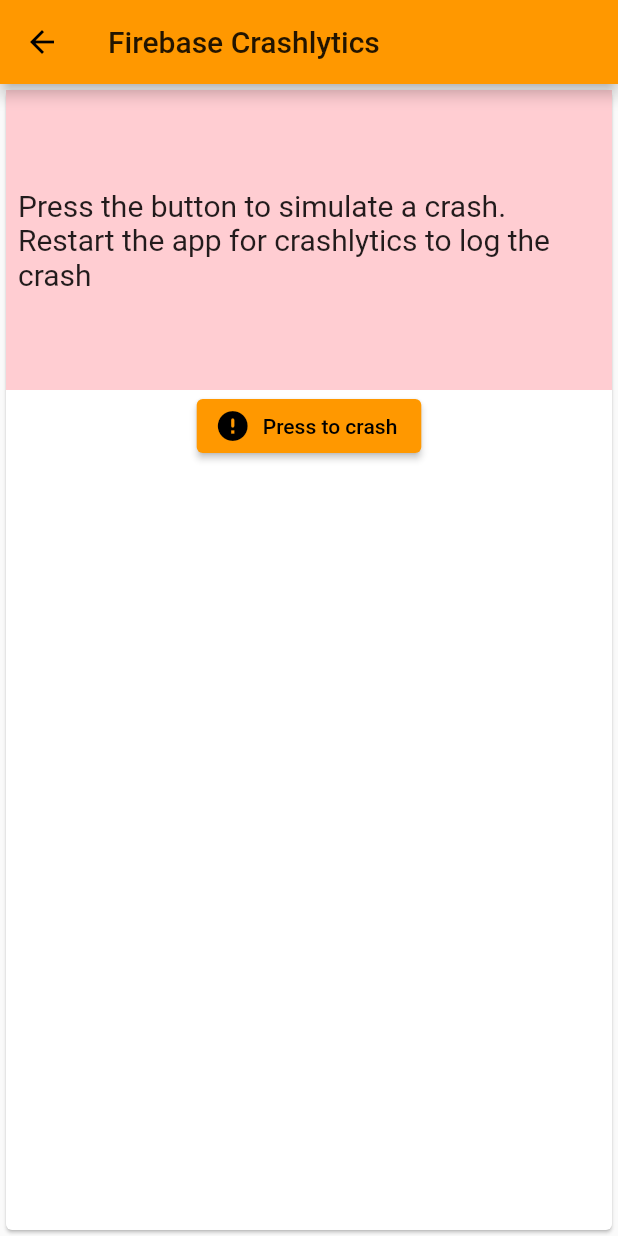
After one commit to mysticeti/flutter_sandbox, a Flutter app: the FirebaseCrashlyticsPage screen opened by its route, after a tap on "Press to crash", on a phone screen of 412 x 824 dp. The commit adds this screen. Run offline on Flutter 3.47's test engine with Material 2 defaults, Android fonts, the phone set to English and light mode, and no system bars; our stand-ins replace firebase_auth, firebase_core, firebase_crashlytics, modal_progress_hud; missing offline and left inert: mapbox_gl; accounts and stored records are empty.

Commit message:
Add firebase crashlytics (#36)
* Added firebase crashlytics

* Added conditions to handle web app version for crashlytics

* added location permissions

* added user id during crash logs

* added empty string for logged out user

```diff
--- a/lib/ListOfScreens.dart
+++ b/lib/ListOfScreens.dart
@@ -1,6 +1,7 @@
 import 'package:firebase_auth/firebase_auth.dart';
 import 'package:flutter/material.dart';
 import 'package:flutter_sandbox/firebase_auth/firebase_auth_page.dart';
+import 'package:flutter_sandbox/firebase_crashlytics/firebase_crashlytics_page.dart';
 import 'package:flutter_sandbox/mapbox/mapbox_page.dart';
 import 'package:provider/provider.dart';
 
@@ -10,11 +11,13 @@
 const List<String> screenNames = [
   "Mapbox Map",
   "Firebase Auth",
+  "Firebase Crashlytics",
 ];
 
 const Map<String, String> screenRoutes = {
   "Mapbox Map": MapboxMapPage.id,
   "Firebase Auth": FirebaseAuthPage.id,
+  "Firebase Crashlytics": FirebaseCrashlyticsPage.id,
 };
 
 class ListOfScreen extends StatelessWidget {
--- /dev/null
+++ b/lib/firebase_crashlytics/firebase_crashlytics_page.dart
@@ -0,0 +1,66 @@
+import 'package:firebase_auth/firebase_auth.dart';
+import 'package:firebase_crashlytics/firebase_crashlytics.dart';
+import 'package:flutter/foundation.dart';
+import 'package:flutter/material.dart';
+
+class FirebaseCrashlyticsPage extends StatelessWidget {
+  static const id = 'firebase_crashlytics_page';
+
+  @override
+  Widget build(BuildContext context) {
+    FirebaseCrashlytics fci = FirebaseCrashlytics.instance;
+    String message =
+        'Press the button to simulate a crash. Restart the app for crashlytics to log the crash';
+
+    Function onPressCrash = () async {
+      FirebaseAuth _auth = FirebaseAuth.instance;
+      await fci.setCrashlyticsCollectionEnabled(true);
+      if (fci.isCrashlyticsCollectionEnabled) {
+        if (_auth.currentUser != null) {
+          FirebaseCrashlytics.instance.setUserIdentifier(_auth.currentUser.uid);
+        } else {
+          FirebaseCrashlytics.instance.setUserIdentifier("");
+        }
+        FirebaseCrashlytics.instance.crash();
+      }
+    };
+
+    if (kIsWeb) {
+      message = 'Firebase Crashlytics does not support web apps.';
+      onPressCrash = null;
+    }
+
+    return Scaffold(
+      appBar: AppBar(
+        title: Text("Firebase Crashlytics"),
+      ),
+      body: Card(
+        child: Container(
+          child: Column(
+            children: [
+              Container(
+                color: Colors.red.shade100,
+                height: 200,
+                alignment: Alignment.center,
+                child: Padding(
+                  padding: const EdgeInsets.all(8.0),
+                  child: Text(
+                    message,
+                    style: TextStyle(
+                      fontSize: 20.0,
+                    ),
+                  ),
+                ),
+              ),
+              ElevatedButton.icon(
+                onPressed: onPressCrash,
+                icon: Icon(Icons.error_rounded),
+                label: Text('Press to crash'),
+              ),
+            ],
+          ),
+        ),
+      ),
+    );
+  }
+}
--- a/lib/main.dart
+++ b/lib/main.dart
@@ -7,6 +7,7 @@
 import 'package:flutter_sandbox/firebase_auth/firebase_auth_page.dart';
 import 'package:flutter_sandbox/firebase_auth/firebase_auth_register_page.dart';
 import 'package:flutter_sandbox/firebase_auth/firebase_auth_signed_in_page.dart';
+import 'package:flutter_sandbox/firebase_crashlytics/firebase_crashlytics_page.dart';
 import 'package:flutter_sandbox/mapbox/mapbox_page.dart';
 
 Future<void> main() async {
@@ -33,6 +34,7 @@
         FirebaseAuthRegistrationPage.id: (context) =>
             FirebaseAuthRegistrationPage(),
         FirebaseAuthSignedInPage.id: (context) => FirebaseAuthSignedInPage(),
+        FirebaseCrashlyticsPage.id: (context) => FirebaseCrashlyticsPage(),
       },
     );
   }
--- a/pubspec.yaml
+++ b/pubspec.yaml
@@ -31,6 +31,7 @@
   mapbox_gl: ^0.10.0
   firebase_core: ^1.0.1
   firebase_auth: ^1.0.1
+  firebase_crashlytics: ^1.0.0
   modal_progress_hud: ^0.1.3
   provider: ^5.0.0
 
```
Also changed, not shown: pubspec.lock, 4 other files.
